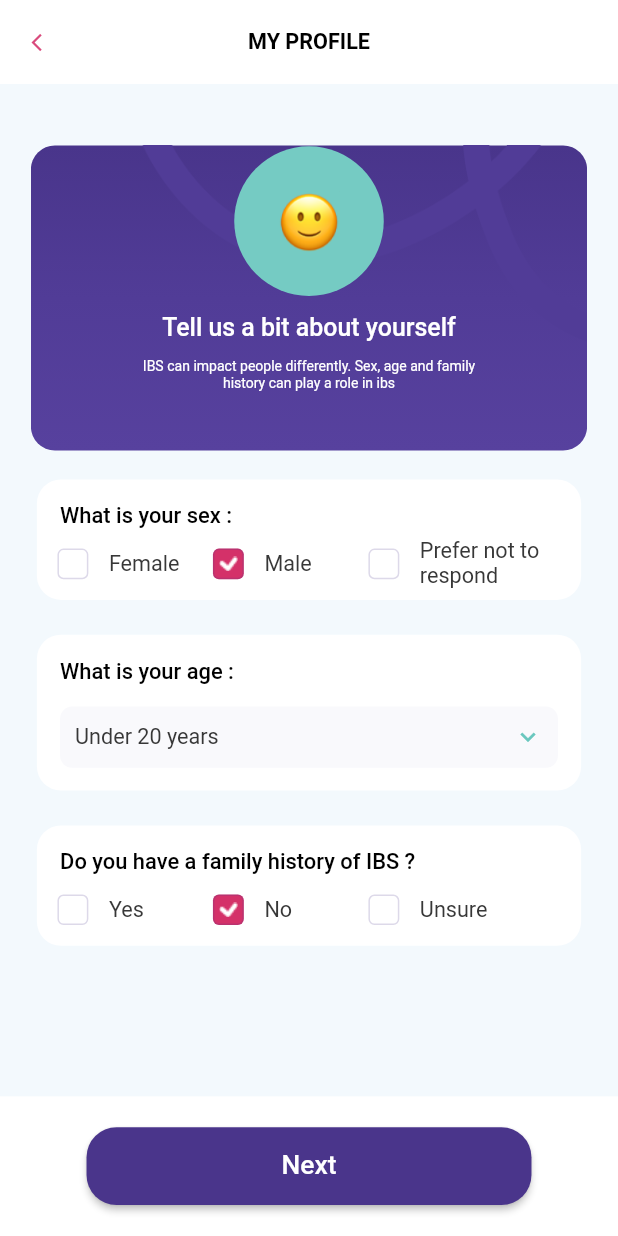
After one commit to rajavikramsingh27/IBS, a Flutter app: the SignupStep1 screen opened by its route, on a phone screen of 412 x 824 dp. The commit adds this screen. Run offline on Flutter 3.47's test engine with Material 2 defaults, Android fonts, the light colour scheme and no system bars; our stand-ins replace connectivity, get; Roboto replaces fonts that are missing (Roboto-Medium, Roboto-Regular).

Commit message:
signup_step1

```diff
--- a/lib/controllers/SignUpController.dart
+++ b/lib/controllers/SignUpController.dart
@@ -3,6 +3,7 @@ import 'package:flutter/material.dart';
 import 'package:get/get.dart';
 
 class SignUpController extends GetxController {
+
   var formKey = GlobalKey<FormState>();
   TextEditingController fullNameController;
   TextEditingController emailController;
--- a/lib/routes/NavRouter.dart
+++ b/lib/routes/NavRouter.dart
@@ -1,6 +1,7 @@
 import 'package:flutter/cupertino.dart';
 import 'package:flutter_ibs/screens/my_profile/MyProfileStep1.dart';
 import 'package:flutter_ibs/screens/my_profile/MyProfileStep2.dart';
+import 'package:flutter_ibs/screens/signup/SignupStep1.dart';
 import 'package:flutter_ibs/splash.dart';
 import 'package:get/get.dart';
 
@@ -19,15 +20,16 @@ class NavRouter {
     ),
     GetPage(
       name: myprofile,
-      page: () => SafeArea(
-        child: MyProfileStep1(),
-      ),
+      page: () => MyProfileStep1(),
     ),
     GetPage(
       name: myprofile2,
-      page: () => SafeArea(
-        child: MyProfileStep2(),
-      ),
+      page: () => MyProfileStep2(),
     ),
+    GetPage(
+      name: signup,
+      page: () => SignupStep1(),
+    ),
+
   ];
 }
--- a/lib/routes/RouteConstants.dart
+++ b/lib/routes/RouteConstants.dart
@@ -1,12 +1,14 @@
 const String landing = '/';
 const String splash = 'splash';
 const String intro = 'intro';
-const String myprofile='/myprofile';
-const String myprofile2='/myprofile2';
 
+const String myprofile = '/myprofile';
+const String myprofile2 = '/myprofile2';
 
+const String signup = '/signup';
+const String signup2 = '/signup2';
+const String signup3 = '/signup3';
 
 const String login = '/login';
-const String signUp = '/signUp';
-const String oTPVerifyScreen='/oTPVerifyScreen';
-const String home='/Home';
+const String oTPVerifyScreen = '/oTPVerifyScreen';
+const String home = '/Home';
--- a/lib/screens/my_profile/MyProfileStep1.dart
+++ b/lib/screens/my_profile/MyProfileStep1.dart
@@ -11,8 +11,7 @@ import 'package:flutter_ibs/widget/LeadingBackButton.dart';
 import 'package:get/get.dart';
 
 class MyProfileStep1 extends StatelessWidget {
-  final MyProfileController _controller =
-      Get.put(MyProfileController());
+  final MyProfileController _controller = Get.put(MyProfileController());
 
   @override
   Widget build(BuildContext context) {
@@ -59,7 +58,8 @@ class MyProfileStep1 extends StatelessWidget {
                   ],
                 ),
               )
-            : _controller.pagecount.value >= 3
+            : _controller.pagecount.value == 2 ||
+                    _controller.pagecount.value == 3
                 ? Container(
                     padding: ScreenConstant.spacingAllLarge,
                     color: Colors.white,
@@ -67,7 +67,11 @@ class MyProfileStep1 extends StatelessWidget {
                       widthFactor: 0.8,
                       text: "Continue",
                       onTap: () {
-                        _controller.pagecount.value++;
+                        if (_controller.pagecount.value == 2)
+                          _controller.pagecount.value++;
+                        else {
+                          Get.toNamed(signup);
+                        }
                         print("count:${_controller.pagecount.value}");
                       },
                     ),
@@ -91,7 +95,6 @@ class MyProfileStep1 extends StatelessWidget {
         break;
       case 3:
         return _buildProfileStep4();
-
 
         break;
       default:
@@ -319,6 +322,4 @@ class MyProfileStep1 extends StatelessWidget {
       },
     );
   }
-
-
 }
--- /dev/null
+++ b/lib/screens/signup/SignupStep1.dart
@@ -0,0 +1,279 @@
+import 'package:flutter/material.dart';
+import 'package:flutter_ibs/utils/Assets.dart';
+import 'package:flutter_ibs/utils/Colors.dart';
+import 'package:flutter_ibs/utils/ScreenConstants.dart';
+import 'package:flutter_ibs/utils/TextStyles.dart';
+import 'package:flutter_ibs/widget/CustomCheckBox.dart';
+import 'package:flutter_ibs/widget/CustomElevatedButton.dart';
+import 'package:flutter_ibs/widget/HeaderCard.dart';
+import 'package:flutter_ibs/widget/LeadingBackButton.dart';
+import 'package:get/get.dart';
+import 'package:flutter_ibs/utils/DummyData.dart';
+
+class SignupStep1 extends StatelessWidget {
+  @override
+  Widget build(BuildContext context) {
+    return Scaffold(
+        backgroundColor: AppColors.colorMyProfileBackground,
+        appBar: AppBar(
+          elevation: 0,
+          leading: LeadingBackButton(
+            onPressed: () => Get.back(),
+          ),
+          backgroundColor: Colors.white,
+          centerTitle: true,
+          title: Text(
+            "MY PROFILE",
+            style: TextStyles.appBarTitle,
+          ),
+        ),
+        bottomNavigationBar: Container(
+          padding: ScreenConstant.spacingAllLarge,
+          color: Colors.white,
+          child: CustomElevatedButton(
+            widthFactor: 0.8,
+            text: "Next",
+            onTap: () {},
+          ),
+        ),
+        body: ListView(
+          physics: ClampingScrollPhysics(),
+          padding: ScreenConstant.spacingAllLarge,
+          children: [
+            _buildAboutYourself(),
+            SizedBox(height: ScreenConstant.defaultHeightFifteen),
+            _buildGenderCard(),
+            SizedBox(height: ScreenConstant.defaultHeightFifteen),
+            _buildAgeCard(),
+            SizedBox(height: ScreenConstant.defaultHeightFifteen),
+            _buildFamilyIBSHistory()
+          ],
+        ));
+  }
+
+  _buildAboutYourself() {
+    return Column(
+      children: [
+        SizedBox(height: ScreenConstant.defaultHeightTwenty),
+        HeaderCard(
+          height: ScreenConstant.defaultHeightTwoHundred,
+          imageText: Assets.ask_emoji,
+          title: "Tell us a bit about yourself",
+          description:
+              "IBS can impact people differently. Sex, age and family history can play a role in ibs",
+        )
+      ],
+    );
+  }
+
+  _buildGenderCard() {
+    return Card(
+      elevation: 0,
+      shape: RoundedRectangleBorder(
+        borderRadius: BorderRadius.circular(16),
+      ),
+      color: Colors.white,
+      child: Column(
+        crossAxisAlignment: CrossAxisAlignment.start,
+        children: [
+          Padding(
+            padding:  EdgeInsets.only(
+                left: ScreenConstant.defaultWidthTen * 1.5,
+                right: ScreenConstant.defaultWidthTen * 1.5,
+                top: ScreenConstant.defaultHeightTen * 1.5),
+            child: Text("What is your sex :",
+                style: TextStyles.textStyleIntroDescription
+                    .apply(color: Colors.black, fontSizeDelta: -6)),
+          ),
+          Row(
+            children: [
+              Expanded(
+                flex: 2,
+                child: ListTile(
+                  horizontalTitleGap: 0,
+                  minLeadingWidth: 0,
+                  dense: true,
+                  contentPadding: EdgeInsets.zero,
+                  title: Text("Female", style: TextStyles.textStyleRegular),
+                  leading: CustomCheckBox(
+                    value: false,
+                    onChanged: (val) {
+                      //do your stuff here
+                    },
+                  ),
+                ),
+              ),
+              Expanded(
+                flex: 2,
+                child: ListTile(
+                  horizontalTitleGap: 0,
+                  minLeadingWidth: 0,
+                  dense: true,
+                  contentPadding: EdgeInsets.zero,
+                  title: Text("Male", style: TextStyles.textStyleRegular),
+                  leading: CustomCheckBox(
+                    value: true,
+                    onChanged: (val) {
+                      //do your stuff here
+                    },
+                  ),
+                ),
+              ),
+              Expanded(
+                flex: 3,
+                child: ListTile(
+                  horizontalTitleGap: 0,
+                  minLeadingWidth: 0,
+                  dense: true,
+                  contentPadding: EdgeInsets.zero,
+                  title: Text("Prefer not to respond",
+                      style: TextStyles.textStyleRegular),
+                  leading: CustomCheckBox(
+                    value: false,
+                    onChanged: (val) {
+                      //do your stuff here
+                    },
+                  ),
+                ),
+              ),
+            ],
+          )
+        ],
+      ),
+    );
+  }
+
+  _buildAgeCard() {
+    return Card(
+      elevation: 0,
+      shape: RoundedRectangleBorder(
+        borderRadius: BorderRadius.circular(16),
+      ),
+      color: Colors.white,
+      child: Column(
+        crossAxisAlignment: CrossAxisAlignment.start,
+        children: [
+          Padding(
+            padding: ScreenConstant.spacingAllMedium,
+            child: Text("What is your age :",
+                style: TextStyles.textStyleIntroDescription
+                    .apply(color: Colors.black, fontSizeDelta: -6)),
+          ),
+          Container(
+            height: ScreenConstant.defaultHeightForty,
+            width: double.maxFinite,
+            margin: EdgeInsets.only(
+                left: ScreenConstant.defaultWidthTen * 1.5,
+                right: ScreenConstant.defaultWidthTen * 1.5,
+                bottom: ScreenConstant.defaultHeightTen * 1.5),
+            padding: EdgeInsets.symmetric(horizontal: 10, vertical: 0),
+            decoration: BoxDecoration(
+                color: AppColors.colordropdownArrowBg,
+                borderRadius: BorderRadius.all(Radius.circular(8))),
+            // dropdown below..
+            child: DropdownButton<String>(
+                isExpanded: true,
+                dropdownColor: AppColors.white,
+                value: "Under 20 years",
+                elevation: 30,
+                icon: Icon(
+                  Icons.keyboard_arrow_down_outlined,
+                  color: AppColors.colordropdownArrow,
+                ),
+                iconSize: 20,
+                underline: SizedBox(),
+                onChanged: (String newValue) {
+                  // setState(() {
+                  //   dropdownValue = newValue;
+                  // });
+                },
+                items: <String>["Under 20 years", "2", "3", "4", "5", "more"]
+                    .map<DropdownMenuItem<String>>((String value) {
+                  return DropdownMenuItem<String>(
+                    value: value.toString(),
+                    child: Text(value.toString(),
+                        style: TextStyles.textStyleRegular),
+                  );
+                }).toList()),
+          ),
+        ],
+      ),
+    );
+  }
+
+  _buildFamilyIBSHistory() {
+    return Card(
+      elevation: 0,
+      shape: RoundedRectangleBorder(
+        borderRadius: BorderRadius.circular(16),
+      ),
+      color: Colors.white,
+      child: Column(
+        crossAxisAlignment: CrossAxisAlignment.start,
+        children: [
+          Padding(
+            padding:  EdgeInsets.only(
+                left: ScreenConstant.defaultWidthTen * 1.5,
+                right: ScreenConstant.defaultWidthTen * 1.5,
+                top: ScreenConstant.defaultHeightTen * 1.5),
+            child: Text("Do you have a family history of IBS ?",
+                style: TextStyles.textStyleIntroDescription
+                    .apply(color: Colors.black, fontSizeDelta: -6)),
+          ),
+          Row(
+            children: [
+              Expanded(
+                flex: 2,
+                child: ListTile(
+                  horizontalTitleGap: 0,
+                  minLeadingWidth: 0,
+                  dense: true,
+                  contentPadding: EdgeInsets.zero,
+                  title: Text("Yes", style: TextStyles.textStyleRegular),
+                  leading: CustomCheckBox(
+                    value: false,
+                    onChanged: (val) {
+                      //do your stuff here
+                    },
+                  ),
+                ),
+              ),
+              Expanded(
+                flex: 2,
+                child: ListTile(
+                  horizontalTitleGap: 0,
+                  minLeadingWidth: 0,
+                  dense: true,
+                  contentPadding: EdgeInsets.zero,
+                  title: Text("No", style: TextStyles.textStyleRegular),
+                  leading: CustomCheckBox(
+                    value: true,
+                    onChanged: (val) {
+                      //do your stuff here
+                    },
+                  ),
+                ),
+              ),
+              Expanded(
+                flex: 3,
+                child: ListTile(
+                  horizontalTitleGap: 0,
+                  minLeadingWidth: 0,
+                  dense: true,
+                  contentPadding: EdgeInsets.zero,
+                  title: Text("Unsure", style: TextStyles.textStyleRegular),
+                  leading: CustomCheckBox(
+                    value: false,
+                    onChanged: (val) {
+                      //do your stuff here
+                    },
+                  ),
+                ),
+              ),
+            ],
+          )
+        ],
+      ),
+    );
+  }
+}
--- a/lib/utils/Assets.dart
+++ b/lib/utils/Assets.dart
@@ -11,6 +11,8 @@ class Assets {
   static const String ibTypeM = "$baseImage/ibs_type/mixed.png";
   static const String ibTypeU = "$baseImage/ibs_type/untyped.png";
   static const String mask_emoji = "$baseImage/ibs_type/mask_emoji.png";
+  static const String curl4 = "$baseImage/ibs_type/curl4.png";
+
 //stool chart
   static const String hard_lump =
       "$baseImage/bristol_stool_chart/hard_lump.png";
@@ -25,8 +27,20 @@ class Assets {
   static const String soft_lump =
       "$baseImage/bristol_stool_chart/soft_lump.png";
 
+//signup
+  static const String ask_emoji = "$baseImage/signup/ask_emoji.png";
+  static const String book = "$baseImage/signup/book.png";
+  static const String check = "$baseImage/signup/check.png";
+
+
+
+
   static const String settings = "assets/images/setting.png";
   static const String logout = "assets/images/logout.png";
 
   static const String noInternet = "assets/images/nointernet.gif";
+
+
+
+
 }
--- a/lib/utils/Colors.dart
+++ b/lib/utils/Colors.dart
@@ -32,7 +32,10 @@ class AppColors {
 
   static const Color colorCanada = const Color(0xFFC6358B);
   static const Color colorTextMoreLess = const Color(0xFF232323);
+  static const Color colorTextRegular = const Color(0xFF1C1C1C);
 
   static const Color colorCloseDark = const Color(0xFFBE285B);
   static const Color colorCloseLight = const Color(0xFFD43169);
+  static const Color colordropdownArrow = const Color(0xFF6AC7BE);
+  static const Color colordropdownArrowBg = const Color(0xFFF9F9FC);
 }
--- a/lib/utils/DummyData.dart
+++ b/lib/utils/DummyData.dart
@@ -55,3 +55,21 @@ class StoolChartModel {
   String text;
   String type;
 }
+
+class CheckBoxListTileModel {
+  int userId;
+
+  String title;
+  bool isCheck;
+
+  CheckBoxListTileModel({this.userId, this.title, this.isCheck});
+
+  static List<CheckBoxListTileModel> getUsers() {
+    return <CheckBoxListTileModel>[
+      CheckBoxListTileModel(userId: 1, title: "Female", isCheck: true),
+      CheckBoxListTileModel(userId: 2, title: "Male", isCheck: false),
+      CheckBoxListTileModel(
+          userId: 3, title: "Prefer Not to Respond", isCheck: false),
+    ];
+  }
+}
--- a/lib/utils/TextStyles.dart
+++ b/lib/utils/TextStyles.dart
@@ -21,9 +21,14 @@ class TextStyles {
         fontWeight: FontWeight.bold,
       );
        static TextStyle get textDescription => TextStyle(
+        color: AppColors.colorTextRegular,
+        fontSize: FontSize.s12,
+        fontFamily: 'Roboto-Medium',
+      );
+      static TextStyle get textStyleRegular => TextStyle(
         color: AppColors.colorTextDescription,
         fontSize: FontSize.s14,
-        fontFamily: 'Roboto-Medium',
+        fontFamily: 'Roboto-Regular',
       );
   static TextStyle get loginSignUpBoldText => TextStyle(
         fontFamily: 'Proxima Nova Semibold',
--- /dev/null
+++ b/lib/widget/CustomCheckBox.dart
@@ -0,0 +1,123 @@
+library custom_check_box;
+
+import 'package:flutter/material.dart';
+import 'package:flutter/widgets.dart';
+import 'package:flutter_ibs/utils/Assets.dart';
+import 'package:flutter_ibs/utils/Colors.dart';
+import 'package:flutter_ibs/utils/ScreenConstants.dart';
+
+class CustomCheckBox extends StatefulWidget {
+  final bool value;
+  final ValueChanged<bool> onChanged;
+  final Color checkedIconColor;
+  final Color checkedFillColor;
+  final IconData checkedIcon;
+  final Color uncheckedIconColor;
+  final Color uncheckedFillColor;
+  final IconData uncheckedIcon;
+  final double borderWidth;
+  final bool shouldShowBorder;
+  final Color borderColor;
+  final double borderRadius;
+
+  const CustomCheckBox({
+    Key key,
+    this.value,
+    this.onChanged,
+    this.checkedIconColor = Colors.white,
+    this.checkedFillColor = AppColors.colorCloseLight,
+    this.checkedIcon = Icons.check,
+    this.uncheckedIconColor = Colors.white,
+    this.uncheckedFillColor = Colors.white,
+    this.uncheckedIcon = Icons.close,
+    this.borderWidth,
+    this.shouldShowBorder = false,
+    this.borderColor,
+    this.borderRadius,
+  }) : super(key: key);
+
+  @override
+  _CustomCheckBoxState createState() => _CustomCheckBoxState();
+}
+
+class _CustomCheckBoxState extends State<CustomCheckBox> {
+  bool _checked;
+  CheckStatus _status;
+
+  @override
+  void initState() {
+    super.initState();
+    _init();
+  }
+
+  @override
+  void didUpdateWidget(CustomCheckBox oldWidget) {
+    super.didUpdateWidget(oldWidget);
+    _init();
+  }
+
+  void _init() {
+    _checked = widget.value;
+    if (_checked) {
+      _status = CheckStatus.checked;
+    } else {
+      _status = CheckStatus.unchecked;
+    }
+  }
+
+  Widget _buildIcon() {
+    Color fillColor;
+    Color iconColor;
+
+    switch (_status) {
+      case CheckStatus.checked:
+        fillColor = widget.checkedFillColor;
+        iconColor = widget.checkedIconColor;
+        break;
+      case CheckStatus.unchecked:
+        fillColor = widget.uncheckedFillColor;
+        iconColor = widget.uncheckedIconColor;
+        break;
+    }
+
+    return Container(
+      height: ScreenConstant.defaultHeightTwenty,
+      width: ScreenConstant.defaultWidthTwenty,
+      padding: EdgeInsets.zero,
+      decoration: BoxDecoration(
+        color: fillColor,
+        borderRadius:
+            BorderRadius.all(Radius.circular(widget.borderRadius ?? 4)),
+        border: Border.all(
+          color: widget.shouldShowBorder
+              ? (widget.borderColor ??
+                  AppColors.colorBackground.withOpacity(0.19))
+              : (!widget.value
+                  ? (widget.borderColor ??
+                      AppColors.colorBackground.withOpacity(0.19))
+                  : AppColors.colorBackground.withOpacity(0.19)),
+          width: widget.shouldShowBorder ? widget.borderWidth ?? 2.0 : 1.0,
+        ),
+      ),
+      child: Image.asset(
+        Assets.check,
+        color: iconColor,
+        height: 8,
+        width: 8,
+      ),
+    );
+  }
+
+  @override
+  Widget build(BuildContext context) {
+    return IconButton(
+      icon: _buildIcon(),
+      onPressed: () => widget.onChanged(!_checked),
+    );
+  }
+}
+
+enum CheckStatus {
+  checked,
+  unchecked,
+}
--- /dev/null
+++ b/lib/widget/HeaderCard.dart
@@ -0,0 +1,77 @@
+import 'package:flutter/material.dart';
+import 'package:flutter_ibs/utils/Assets.dart';
+import 'package:flutter_ibs/utils/Colors.dart';
+import 'package:flutter_ibs/utils/ScreenConstants.dart';
+import 'package:flutter_ibs/utils/TextStyles.dart';
+import 'package:get/get.dart';
+
+class HeaderCard extends StatelessWidget {
+  final double height;
+  final String imageText;
+  final String title;
+  final String description;
+
+  const HeaderCard(
+      {Key key, this.height, this.imageText, this.title, this.description})
+      : super(key: key);
+  @override
+  Widget build(BuildContext context) {
+    return Stack(
+      children: [
+        Container(
+            height: height,
+            decoration: BoxDecoration(
+              borderRadius: BorderRadius.circular(16),
+              gradient: LinearGradient(
+                colors: <Color>[
+                  AppColors.colorBackground,
+                  AppColors.colorBlue2,
+                  AppColors.colorBlue3,
+                ],
+                begin: FractionalOffset.topCenter,
+                end: FractionalOffset.bottomCenter,
+                tileMode: TileMode.repeated,
+              ),
+            )),
+        Positioned(
+            right: 0,
+            child: Image.asset(
+              Assets.curl4,
+              height: context.mediaQuerySize.height * 0.3,
+            )),
+        Align(
+          alignment: Alignment.topCenter,
+          child: Container(
+            alignment: Alignment.center,
+            height: ScreenConstant.defaultWidthNinetyEight,
+            width: ScreenConstant.defaultHeightNinetyEight,
+            decoration: BoxDecoration(
+              shape: BoxShape.circle,
+              color: AppColors.colorYesButton,
+            ),
+            child: Image.asset(imageText,
+                width: ScreenConstant.defaultWidthTwenty * 2),
+          ),
+        ),
+        Positioned(
+          left: 60,
+          right: 60,
+          bottom: 40,
+          child: Column(
+            children: [
+              Text(title,
+                  textAlign: TextAlign.center,
+                  style: TextStyles.textStyleIntroDescription
+                      .apply(color: Colors.white, fontSizeDelta: -4)),
+              SizedBox(height: ScreenConstant.defaultHeightTen),
+              Text(description,
+                  textAlign: TextAlign.center,
+                  style: TextStyles.textDescription
+                      .apply(color: Colors.white, fontSizeDelta: -3)),
+            ],
+          ),
+        ),
+      ],
+    );
+  }
+}
--- a/pubspec.yaml
+++ b/pubspec.yaml
@@ -49,6 +49,8 @@ flutter:
     - assets/images/my_profile/
     - assets/images/ibs_type/
     - assets/images/bristol_stool_chart/
+    - assets/images/signup/
+
 
 
 
```
Also changed, not shown: assets/images/ibs_type/curl4.png (added), assets/images/signup/ask_emoji.png (added), assets/images/signup/book.png (added), assets/images/signup/check.png (added).
